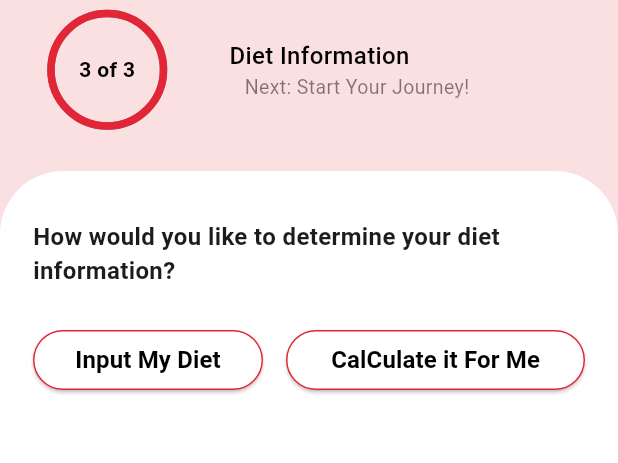
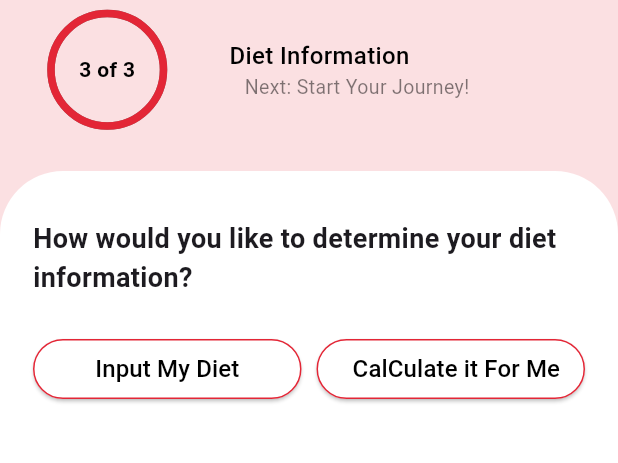
Before and after one commit to TechnoTitans-FitFat/FitFat-Flutter, a Flutter app: the DietInformationView screen opened directly with empty values, on a phone screen of 412 x 824 dp, the part 111-574 px from its top. Run offline on Flutter 3.47's test engine with Material 3 defaults, Android fonts, the phone set to English and light mode, and no system bars; drawn by our look-alikes of percent_indicator; our stand-ins replace carousel_slider, device_preview, dio, equatable, flutter_bloc, flutter_svg and 7 more; accounts and stored records are empty; network calls fail.

Commit message:
images modification

```diff
--- a/lib/features/main/presentaion/widgets/custom_profile_card.dart
+++ b/lib/features/main/presentaion/widgets/custom_profile_card.dart
@@ -1,5 +1,6 @@
 import 'package:fitfat/core/constants/light_colors.dart';
 import 'package:fitfat/features/main/presentaion/widgets/info_text.dart';
+import 'package:fitfat/gen/assets.gen.dart';
 import 'package:flutter/material.dart';
 import 'package:flutter_svg/svg.dart';
 import 'package:google_fonts/google_fonts.dart';
@@ -31,7 +32,7 @@ SizedBox CustomProfileCard() {
                             color: AppLightColor.mainColor),
                       ),
 
-                      SvgPicture.asset('imges/edit.svg')
+                      SvgPicture.asset(Assets.icons.edit)
                     ],
                   ),
                   const SizedBox(
--- a/lib/features/meal_details/presentation/widgets/custom_app_bar_details.dart
+++ b/lib/features/meal_details/presentation/widgets/custom_app_bar_details.dart
@@ -1,4 +1,5 @@
 import 'package:fitfat/core/constants/light_colors.dart';
+import 'package:fitfat/gen/assets.gen.dart';
 import 'package:flutter/material.dart';
 
 class CustomAppBarDetails extends StatelessWidget implements PreferredSizeWidget {
@@ -14,13 +15,13 @@ class CustomAppBarDetails extends StatelessWidget implements PreferredSizeWidget
           onTap: () {
             Navigator.of(context).pop();
           },
-          child: Image.asset('assets/icons/back.png',height: 25,width: 25,fit: BoxFit.contain,)
+          child: Image.asset(Assets.icons.back.path,height: 25,width: 25,fit: BoxFit.contain,)
         ),
       ),
       actions: [
         Padding(
           padding: const EdgeInsets.only(right: 16),
-          child: Image.asset('assets/icons/shoppingcart.png',height: 34,width: 34,fit: BoxFit.contain,),
+          child: Image.asset(Assets.icons.shoppingCart.path,height: 34,width: 34,fit: BoxFit.contain,),
         )
       ],
     );
--- a/lib/features/meal_details/presentation/widgets/custom_meal_datails.dart
+++ b/lib/features/meal_details/presentation/widgets/custom_meal_datails.dart
@@ -1,4 +1,5 @@
 import 'package:fitfat/core/utils/app_styles.dart';
+import 'package:fitfat/gen/assets.gen.dart';
 import 'package:flutter/material.dart';
 
 class CustomMealDatails extends StatefulWidget {
@@ -89,7 +90,7 @@ class _CustomMealDatailsState extends State<CustomMealDatails> {
         GestureDetector(
           onTap:_tappedImage,
           child: Image.asset(
-            _isTapped?  'assets/icons/liked.png' : 'imges/Component 5.png',
+            _isTapped?  Assets.icons.liked.path : Assets.icons.component5.path,
             width: 50,
             height: 50,
             fit: BoxFit.contain,
--- a/lib/features/registration_details/presentation/personal_information/presentation/widgets/gender_selection_button.dart
+++ b/lib/features/registration_details/presentation/personal_information/presentation/widgets/gender_selection_button.dart
@@ -41,10 +41,8 @@ class GenderSelectionButton extends StatelessWidget {
             const SizedBox(
               height: 10,
             ),
-            Image(
-              image: AssetImage(
-                genderImage,
-              ),
+            Image.asset(
+              genderImage,
               width: 90,
               height: 90,
             ),
--- a/lib/features/registration_details/presentation/widgets/buttons.dart
+++ b/lib/features/registration_details/presentation/widgets/buttons.dart
@@ -1,3 +1,4 @@
+import 'package:fitfat/core/utils/app_styles.dart';
 import 'package:flutter/material.dart';
 
 class CustomButton extends StatelessWidget {
@@ -35,8 +36,8 @@ class CustomButton extends StatelessWidget {
               widget!,
               style: TextStyle(
                   color: widgetColor,
-                  fontWeight: FontWeight.bold,
-                  fontSize: 16),
+                  fontWeight: AppStyles.textStyle18.fontWeight,
+                  fontSize: AppStyles.textStyle16.fontSize),
             ),
           ],
         ),
--- a/lib/features/registration_details/presentation/widgets/diet_determination_way_selection.dart
+++ b/lib/features/registration_details/presentation/widgets/diet_determination_way_selection.dart
@@ -1,4 +1,5 @@
 import 'package:fitfat/core/constants/light_colors.dart';
+import 'package:fitfat/core/utils/app_styles.dart';
 import 'package:fitfat/features/registration_details/presentation/calculatw_diet/calculate_diet_view.dart';
 import 'package:fitfat/features/registration_details/presentation/input_my_diet/presentation/view/input_my_diet_view.dart';
 import 'package:fitfat/features/registration_details/presentation/widgets/buttons.dart';
@@ -11,9 +12,9 @@ class DietDeterminationWaySelection extends StatelessWidget {
   Widget build(BuildContext context) {
     return Column(
       children: [
-        const Text(
+        Text(
           "How would you like to determine your diet information?",
-          style: TextStyle(fontSize: 16, fontWeight: FontWeight.bold),
+          style: TextStyle(fontWeight: AppStyles.textStyle24.fontWeight,fontSize: AppStyles.textStyle18.fontSize),
         ),
         const SizedBox(
           height: 24,
@@ -21,8 +22,9 @@ class DietDeterminationWaySelection extends StatelessWidget {
         Row(
           mainAxisAlignment: MainAxisAlignment.spaceBetween,
           children: [
-            CustomButton(
-              flex: 10,
+            Expanded(
+              child: CustomButton(
+                // flex: 3,
                 borderColor: AppLightColor.mainColor,
                 widget: "Input My Diet",
                 widgetColor: AppLightColor.blackColor,
@@ -36,11 +38,11 @@ class DietDeterminationWaySelection extends StatelessWidget {
                               )));
                 },
               ),
-            const Spacer(
-              flex: 1,
             ),
-            CustomButton(
-              flex: 13,
+            const SizedBox(width: 10,),
+            Expanded(
+              child: CustomButton(
+                // flex: 4,
                 borderColor: AppLightColor.mainColor,
                 widget: "CalCulate it For Me",
                 widgetColor: AppLightColor.blackColor,
@@ -53,6 +55,7 @@ class DietDeterminationWaySelection extends StatelessWidget {
                   ));
                 },
               ),
+            ),
           ],
         )
       ],
--- a/lib/gen/assets.gen.dart
+++ b/lib/gen/assets.gen.dart
@@ -78,6 +78,9 @@ class $AssetsIconsGen {
 
   /// File path: assets/icons/google.png
   AssetGenImage get google => const AssetGenImage('assets/icons/google.png');
+
+
+  AssetGenImage get liked => const AssetGenImage('assets/icons/liked.png');
 
   /// File path: assets/icons/home.svg
   String get home => 'assets/icons/home.svg';
--- a/lib/main.dart
+++ b/lib/main.dart
@@ -3,7 +3,6 @@ import 'package:dio/dio.dart';
 import 'package:fitfat/core/api/dio_comsumer.dart';
 import 'package:fitfat/features/auth/data/Cubit/blocs/auth_bloc/login_cubit.dart';
 import 'package:fitfat/features/auth/data/Cubit/blocs/auth_bloc/sign_up_cubit.dart';
-import 'package:fitfat/features/auth/presentation/views/login_and_register_view.dart';
 import 'package:fitfat/features/main/data/main_screen_cubit/main_screen_cubit.dart';
 import 'package:fitfat/features/main/presentaion/views/main_screen.dart';
 import 'package:fitfat/features/meal_details/data/meal_details_cubit/meal_details_cubit.dart';
@@ -16,7 +15,6 @@ import 'package:flutter/material.dart';
 import 'package:flutter_bloc/flutter_bloc.dart';
 import 'package:get/get_navigation/src/root/get_material_app.dart';
 import 'core/cache/cache_helper.dart';
-
 void main() {
   WidgetsFlutterBinding.ensureInitialized();
   CacheHelper().init();
@@ -61,7 +59,7 @@ class MyApp extends StatelessWidget {
         locale: DevicePreview.locale(context),
         builder: DevicePreview.appBuilder,
         debugShowCheckedModeBanner: false,
-        home: const LoginSignUp(),
+        home: MainScreen(),
       ),
     );
   }
```
Also changed, not shown: lib/core/widgets/custom_bottom_nav_bar.dart (+6 -5 lines), lib/core/widgets/custom_text_filed_search.dart (+5 -2 lines), lib/features/main/presentaion/widgets/auto_scroll_panner.dart (+5 -4 lines), lib/features/main/presentaion/widgets/categories_list.dart (+7 -6 lines), lib/features/meal_details/presentation/widgets/nutrients_list.dart (+5 -4 lines), lib/features/profile/presentation/widgets/profile_view_body.dart (+5 -4 lines), lib/features/registration_details/presentation/personal_information/presentation/widgets/gender_section.dart (+4 -3 lines), lib/features/splash/presentation/widgets/splash_body.dart (+4 -5 lines). Lines whose indentation alone changed are shown as unchanged.
